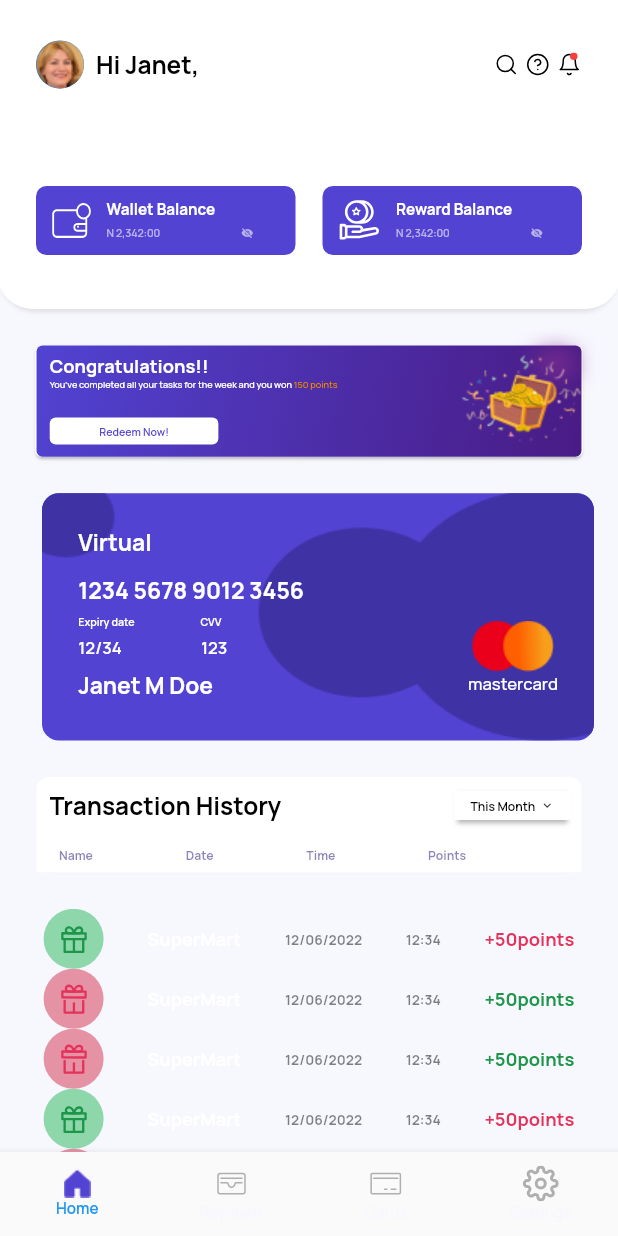
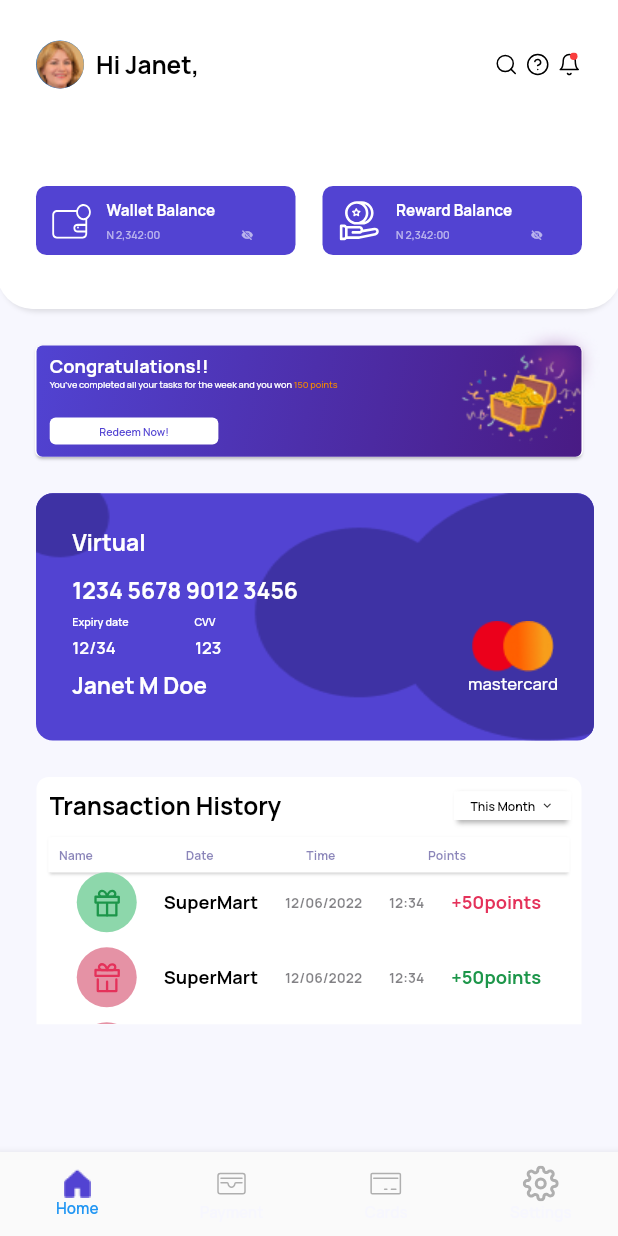
Before and after one commit to fiki2002/Pavilion_Rewards, a Flutter app: the screen it shows after launch, on a phone screen of 412 x 824 dp. Run offline on Flutter 3.47's test engine with Material 2 defaults, Android fonts, the phone set to English and light mode, and no system bars; our stand-ins replace device_preview, flutter_screenutil, flutter_svg, google_fonts.

Commit message:
Made Fixes

```diff
--- a/pavilion_rewards_ui/lib/components/transaction_list.dart
+++ b/pavilion_rewards_ui/lib/components/transaction_list.dart
@@ -8,13 +8,14 @@ class TransactionList extends StatefulWidget {
 }
 
 class _TransactionListState extends State<TransactionList> {
-
   @override
   Widget build(BuildContext context) {
+    double h = MediaQuery.of(context).size.height;
     return Expanded(
       child: Column(
         children: [
           Container(
+            height: h*0.2,
             margin: const EdgeInsets.all(24).r,
             padding: EdgeInsets.only(top: 8.h, left: 8.w, right: 8.w),
             decoration: BoxDecoration(
@@ -58,7 +59,7 @@ class _TransactionListState extends State<TransactionList> {
                           const BoxShadow(
                             color: AppThemeColor.primaryTextColor,
                             offset: Offset(2, 0),
-                          )
+                          ),
                         ],
                       ),
                       child: Row(
@@ -87,18 +88,18 @@ class _TransactionListState extends State<TransactionList> {
                   decoration: BoxDecoration(
                     boxShadow: [
                       BoxShadow(
-                        blurRadius: 0.77,
-                        color: const Color(0xff000000).withOpacity(0.05),
-                        offset: const Offset(0, 0.77),
+                        blurRadius: 1,
+                        color: const Color(0xff000000).withOpacity(0.2),
+                        offset: const Offset(0, 1),
                       ),
                       const BoxShadow(
                         color: AppThemeColor.primaryTextColor,
-                        offset: Offset(-0.77, 0),
+                        offset: Offset(-1, 0),
                       ),
                       const BoxShadow(
                         color: AppThemeColor.primaryTextColor,
-                        offset: Offset(0.77, 0),
-                      )
+                        offset: Offset(1, 0),
+                      ),
                     ],
                   ),
                   child: Row(
@@ -117,12 +118,14 @@ class _TransactionListState extends State<TransactionList> {
                     ],
                   ),
                 ),
-              ],
+                  Expanded(
+                    child: SizedBox(
+                      height: h*0.2,
+                      child: ListView.separated(
+                        separatorBuilder: (context, index) => const SizedBox(
+                          height: 10,
                         ),
-          ),
-          Flexible(
-            flex: 1,
-            child: ListView.builder(
+                        physics: const ScrollPhysics(),
                         shrinkWrap: true,
                         itemBuilder: (BuildContext context, int index) {
                           return TransactionCard(
@@ -137,6 +140,11 @@ class _TransactionListState extends State<TransactionList> {
                         itemCount: transHistory.length,
                       ),
                                   ),
+                  ),
+              ],
+            ),
+          ),
+
         ],
       ),
     );
--- a/pavilion_rewards_ui/lib/components/widgets/balance_container.dart
+++ b/pavilion_rewards_ui/lib/components/widgets/balance_container.dart
@@ -12,7 +12,7 @@ class BalanceContainer extends StatelessWidget {
       height: 46,
       width: 155,
       padding: const EdgeInsets.only(
-        top: 8.2,
+        top: 9.3,
         bottom: 9,
         right: 8,
         left: 10,
--- a/pavilion_rewards_ui/lib/components/widgets/credit_cards.dart
+++ b/pavilion_rewards_ui/lib/components/widgets/credit_cards.dart
@@ -8,7 +8,7 @@ class CreditCard extends StatelessWidget {
       children: [
         Container(
           margin: const EdgeInsets.only(
-            left: 28,
+            left: 24,
             right: 16,
           ),
           padding: EdgeInsets.only(
--- a/pavilion_rewards_ui/lib/components/widgets/transaction_card.dart
+++ b/pavilion_rewards_ui/lib/components/widgets/transaction_card.dart
@@ -35,7 +35,7 @@ class TransactionCard extends StatelessWidget {
           Text(
             title,
             style: AppThemeStyles.listText.copyWith(
-              color: AppThemeColor.primaryTextColor,
+              color: AppThemeColor.headerTextColor,
             ),
           ),
           Text(
```
Lines whose indentation alone changed are shown as unchanged.
